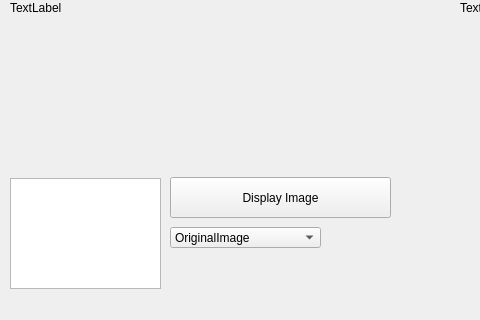
This is mainwindow.ui in aguilerap-jc/QtGUI_OpenCV_BasicFilters as Qt 5 draws it before an edit; both pictures show x 0 to 480 and y 268 to 588 of the 905 by 588 pixel window. The edited form follows.
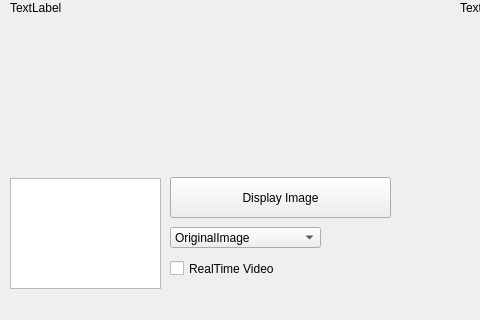
This is the edited form.

Commit message: Real Time Video Processing Added

What changed in the file:
```diff
--- a/mainwindow.ui
+++ b/mainwindow.ui
@@ -272,6 +272,22 @@
      <enum>Qt::Horizontal</enum>
     </property>
    </widget>
+   <widget class="QCheckBox" name="checkBox">
+    <property name="geometry">
+     <rect>
+      <x>170</x>
+      <y>490</y>
+      <width>121</width>
+      <height>21</height>
+     </rect>
+    </property>
+    <property name="text">
+     <string>RealTime Video</string>
+    </property>
+    <property name="checked">
+     <bool>false</bool>
+    </property>
+   </widget>
   </widget>
   <widget class="QMenuBar" name="menuBar">
    <property name="geometry">
```
The commit also changes 5 other files.
